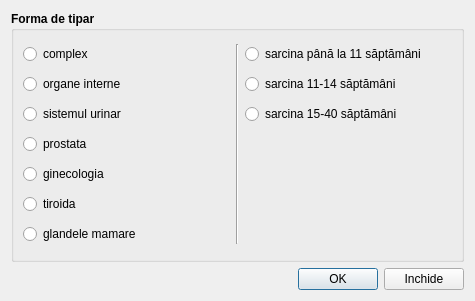
Qt form catalogs/chooseformprint.ui (debalex77/USG) before a commit.
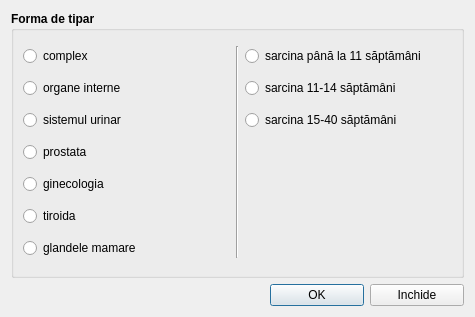
The same form after that commit. Icons and pictures are not drawn.

Diff of the .ui file:
```diff
--- a/catalogs/chooseformprint.ui
+++ b/catalogs/chooseformprint.ui
@@ -7,9 +7,14 @@
     <x>0</x>
     <y>0</y>
     <width>475</width>
-    <height>301</height>
+    <height>317</height>
    </rect>
   </property>
+  <property name="font">
+   <font>
+    <family>Segoe UI</family>
+   </font>
+  </property>
   <property name="windowTitle">
    <string>Dialog</string>
   </property>
@@ -18,6 +23,7 @@
     <widget class="QGroupBox" name="groupBox">
      <property name="font">
       <font>
+       <family>Segoe UI</family>
        <bold>true</bold>
       </font>
      </property>
@@ -29,6 +35,7 @@
        <widget class="QRadioButton" name="btnComplex">
         <property name="font">
          <font>
+          <family>Segoe UI</family>
           <bold>false</bold>
          </font>
         </property>
@@ -54,6 +61,7 @@
        <widget class="QRadioButton" name="btnOB_0">
         <property name="font">
          <font>
+          <family>Segoe UI</family>
           <bold>false</bold>
          </font>
         </property>
@@ -66,6 +74,7 @@
        <widget class="QRadioButton" name="btnOrgasInternal">
         <property name="font">
          <font>
+          <family>Segoe UI</family>
           <bold>false</bold>
          </font>
         </property>
@@ -78,6 +87,7 @@
        <widget class="QRadioButton" name="btnOB_1">
         <property name="font">
          <font>
+          <family>Segoe UI</family>
           <bold>false</bold>
          </font>
         </property>
@@ -90,6 +100,7 @@
        <widget class="QRadioButton" name="btnUrinarySystem">
         <property name="font">
          <font>
+          <family>Segoe UI</family>
           <bold>false</bold>
          </font>
         </property>
@@ -102,6 +113,7 @@
        <widget class="QRadioButton" name="btnOB_2">
         <property name="font">
          <font>
+          <family>Segoe UI</family>
           <bold>false</bold>
          </font>
         </property>
@@ -114,6 +126,7 @@
        <widget class="QRadioButton" name="btnProstate">
         <property name="font">
          <font>
+          <family>Segoe UI</family>
           <bold>false</bold>
          </font>
         </property>
@@ -126,6 +139,7 @@
        <widget class="QRadioButton" name="btnGynecology">
         <property name="font">
          <font>
+          <family>Segoe UI</family>
           <bold>false</bold>
          </font>
         </property>
@@ -138,6 +152,7 @@
        <widget class="QRadioButton" name="btnThyroid">
         <property name="font">
          <font>
+          <family>Segoe UI</family>
           <bold>false</bold>
          </font>
         </property>
@@ -150,6 +165,7 @@
        <widget class="QRadioButton" name="btnBreast">
         <property name="font">
          <font>
+          <family>Segoe UI</family>
           <bold>false</bold>
          </font>
         </property>
@@ -178,6 +194,12 @@
      </item>
      <item>
       <widget class="QPushButton" name="btnOK">
+       <property name="minimumSize">
+        <size>
+         <width>94</width>
+         <height>0</height>
+        </size>
+       </property>
        <property name="text">
         <string>OK</string>
        </property>
@@ -189,6 +211,12 @@
      </item>
      <item>
       <widget class="QPushButton" name="btnClose">
+       <property name="minimumSize">
+        <size>
+         <width>94</width>
+         <height>0</height>
+        </size>
+       </property>
        <property name="text">
         <string>Inchide</string>
        </property>
```
